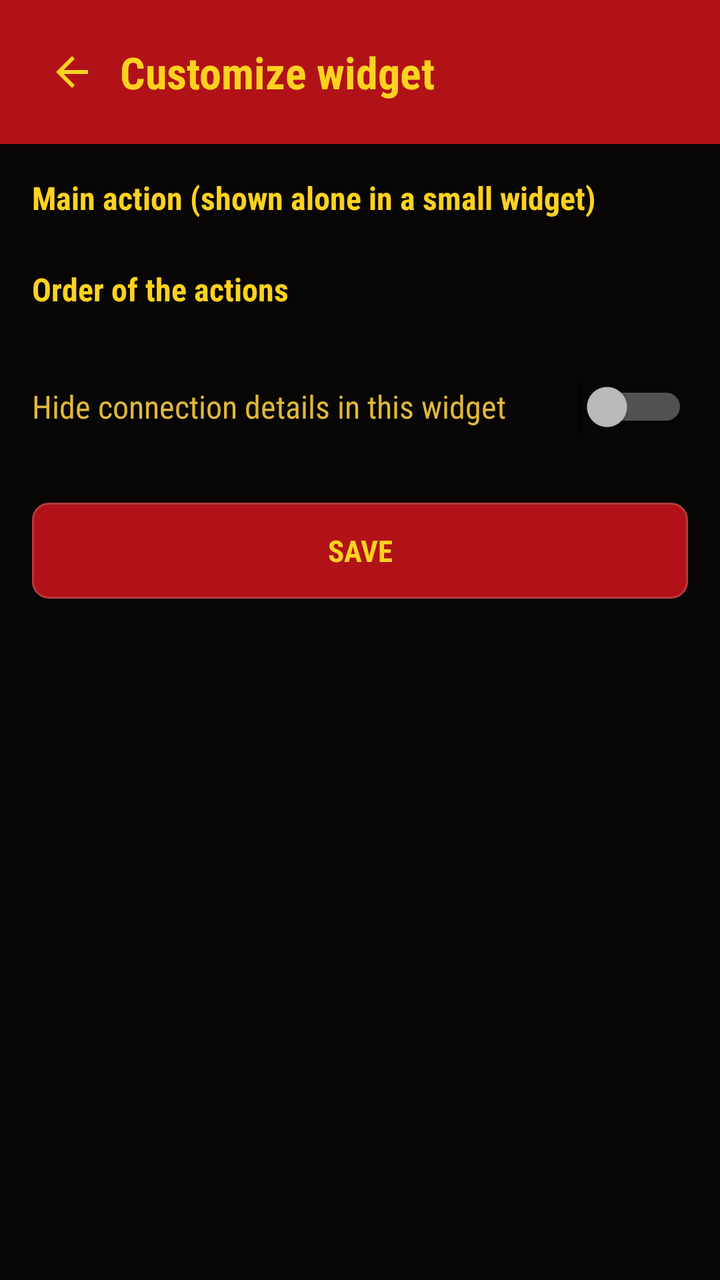
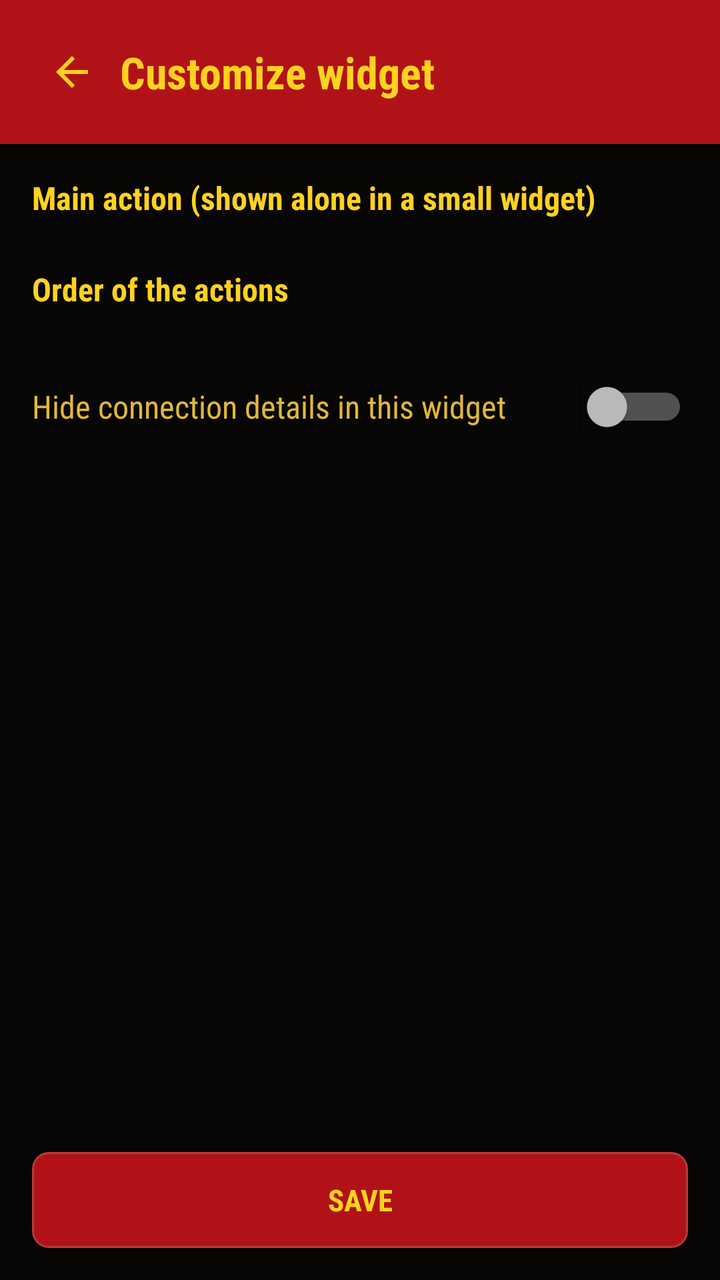

Compare the two renders of this Android layout. The source of the first and the diff that turns it into the second are given below.
<!-- AndroidManifest.xml: application theme Theme.KeepADB -->
<!-- res/layout/activity_widget_config.xml -->
<?xml version="1.0" encoding="utf-8"?>
<LinearLayout xmlns:android="http://schemas.android.com/apk/res/android"
    android:layout_width="match_parent"
    android:layout_height="match_parent"
    android:background="@color/ground"
    android:orientation="vertical">

    
    <LinearLayout
        android:id="@+id/header_bar"
        android:layout_width="match_parent"
        android:layout_height="wrap_content"
        android:background="@color/banner_red"
        android:elevation="4dp"
        android:gravity="center_vertical"
        android:orientation="horizontal"
        android:padding="12dp">

        <ImageButton
            android:id="@+id/btn_back"
            android:layout_width="48dp"
            android:layout_height="48dp"
            android:background="@drawable/bg_btn_header"
            android:contentDescription="@string/back"
            android:padding="12dp"
            android:src="@drawable/ic_arrow_back" />

        <TextView
            android:layout_width="0dp"
            android:layout_height="wrap_content"
            android:layout_weight="1"
            android:accessibilityHeading="true"
            android:fontFamily="sans-serif-condensed"
            android:text="@string/widget_config_title"
            android:textColor="@color/title_yellow"
            android:textSize="22sp"
            android:textStyle="bold" />
    </LinearLayout>

    <ScrollView
        android:id="@+id/widget_config_scroll"
        android:layout_width="match_parent"
        android:layout_height="0dp"
        android:layout_weight="1"
        android:fillViewport="true">

        <LinearLayout
            android:layout_width="match_parent"
            android:layout_height="wrap_content"
            android:orientation="vertical"
            android:padding="16dp">

            <TextView
                android:layout_width="match_parent"
                android:layout_height="wrap_content"
                android:accessibilityHeading="true"
                android:fontFamily="sans-serif-condensed"
                android:text="@string/widget_config_primary"
                android:textColor="@color/title_yellow"
                android:textSize="16sp"
                android:textStyle="bold" />

            
            <RadioGroup
                android:id="@+id/widget_config_primary"
                android:layout_width="match_parent"
                android:layout_height="wrap_content"
                android:layout_marginTop="4dp"
                android:orientation="vertical" />

            <TextView
                android:layout_width="match_parent"
                android:layout_height="wrap_content"
                android:layout_marginTop="20dp"
                android:accessibilityHeading="true"
                android:fontFamily="sans-serif-condensed"
                android:text="@string/widget_config_order"
                android:textColor="@color/title_yellow"
                android:textSize="16sp"
                android:textStyle="bold" />

            
            <LinearLayout
                android:id="@+id/widget_config_order_rows"
                android:layout_width="match_parent"
                android:layout_height="wrap_content"
                android:layout_marginTop="4dp"
                android:orientation="vertical" />

            <Switch
                android:id="@+id/widget_config_hide_details"
                android:layout_width="match_parent"
                android:layout_height="wrap_content"
                android:layout_marginTop="20dp"
                android:fontFamily="sans-serif-condensed"
                android:minHeight="48dp"
                android:text="@string/widget_config_hide_details"
                android:textColor="@color/text_yellow"
                android:textSize="16sp" />

            <TextView
                android:id="@+id/widget_config_hide_details_note"
                android:layout_width="match_parent"
                android:layout_height="wrap_content"
                android:fontFamily="sans-serif"
                android:text="@string/widget_config_hide_details_global"
                android:textColor="@color/night_muted"
                android:textSize="13sp"
                android:visibility="gone" />

            <Button
                android:id="@+id/widget_config_save"
                android:layout_width="match_parent"
                android:layout_height="wrap_content"
                android:layout_marginTop="24dp"
                android:text="@string/widget_config_save"
                style="@style/Widget.KeepADB.Button.Primary" />
        </LinearLayout>
    </ScrollView>
</LinearLayout>
<!-- resources referenced by this layout -->
<resources>
  <color name="banner_red">#B11218</color>
  <color name="ground">#080604</color>
  <color name="night_muted">#A79B8C</color>
  <color name="text_yellow">#E0B83A</color>
  <color name="title_yellow">#FFD21F</color>
  <!-- drawable bg_btn_header (drawable) -->
  <?xml version="1.0" encoding="utf-8"?>
  <selector xmlns:android="http://schemas.android.com/apk/res/android">
      <item android:state_pressed="true">
          <shape>
              <solid android:color="@color/primary_red" />
              <corners android:radius="@dimen/radius_small" />
          </shape>
      </item>
      <item android:state_focused="true">
          <shape>
              <solid android:color="@color/primary_red" />
              <stroke android:width="1dp" android:color="@color/title_yellow" />
              <corners android:radius="@dimen/radius_small" />
          </shape>
      </item>
      <item>
          <shape>
              <solid android:color="@android:color/transparent" />
              <corners android:radius="@dimen/radius_small" />
          </shape>
      </item>
  </selector>
  <!-- drawable ic_arrow_back (drawable) -->
  <?xml version="1.0" encoding="utf-8"?>
  <vector xmlns:android="http://schemas.android.com/apk/res/android"
      android:autoMirrored="true"
      android:width="24dp"
      android:height="24dp"
      android:viewportWidth="24"
      android:viewportHeight="24"
      android:tint="@color/title_yellow">
      <path
          android:fillColor="@android:color/white"
          android:pathData="M20,11H7.83l5.59,-5.59L12,4l-8,8 8,8 1.41,-1.41L7.83,13H20v-2z" />
  </vector>
  <string name="back">Back</string>
  <string name="widget_config_hide_details">Hide connection details in this widget</string>
  <string name="widget_config_hide_details_global">The widget privacy setting already hides the details in every widget.</string>
  <string name="widget_config_order">Order of the actions</string>
  <string name="widget_config_primary">Main action (shown alone in a small widget)</string>
  <string name="widget_config_save">Save</string>
  <string name="widget_config_title">Customize widget</string>
  <style name="Widget.KeepADB.Button.Primary">
          <item name="android:background">@drawable/bg_btn_primary</item>
          <item name="android:textColor">@color/btn_text_primary</item>
      </style>
  <style name="Theme.KeepADB" parent="android:style/Theme.Material.NoActionBar">
          <item name="android:fontFamily">sans-serif</item>
          <item name="android:windowBackground">@color/ground</item>
          <item name="android:colorAccent">@color/title_yellow</item>
          <item name="android:colorControlActivated">@color/title_yellow</item>
          <item name="android:colorControlHighlight">@color/border_red</item>
          <item name="android:navigationBarColor">@color/ground</item>
          <item name="android:statusBarColor">@color/banner_red</item>
          <item name="android:windowLightStatusBar">false</item>
          <item name="android:textColorPrimary">@color/night_text</item>
          <item name="android:textColorSecondary">@color/night_muted</item>
      </style>
  <color name="primary_red">#D01822</color>
  <dimen name="radius_small">4dp</dimen>
  <color name="border_red">#B83A3E</color>
  <color name="night_text">#EDE6DC</color>
  <color name="panel">#14100D</color>
  <color name="muted_red">#7F1718</color>
  <dimen name="radius_control">8dp</dimen>
  <color name="bright_yellow">#FFE15A</color>
  <!-- unchanged entries left out for length: 1 -->
</resources>

<!-- the commit's change to res/layout/activity_widget_config.xml (unified diff, before → after) -->
@@ -36,6 +36,14 @@
             android:textSize="22sp"
             android:textStyle="bold" />
     </LinearLayout>
+
+    
+    <LinearLayout
+        android:id="@+id/widget_config_body"
+        android:layout_width="match_parent"
+        android:layout_height="0dp"
+        android:layout_weight="1"
+        android:orientation="vertical">
 
     <ScrollView
         android:id="@+id/widget_config_scroll"
@@ -108,13 +116,18 @@
                 android:textSize="13sp"
                 android:visibility="gone" />
 
-            <Button
-                android:id="@+id/widget_config_save"
-                android:layout_width="match_parent"
-                android:layout_height="wrap_content"
-                android:layout_marginTop="24dp"
-                android:text="@string/widget_config_save"
-                style="@style/Widget.KeepADB.Button.Primary" />
         </LinearLayout>
     </ScrollView>
+
+        <Button
+            android:id="@+id/widget_config_save"
+            style="@style/Widget.KeepADB.Button.Primary"
+            android:layout_width="match_parent"
+            android:layout_height="wrap_content"
+            android:layout_marginStart="16dp"
+            android:layout_marginTop="8dp"
+            android:layout_marginEnd="16dp"
+            android:layout_marginBottom="16dp"
+            android:text="@string/widget_config_save" />
+    </LinearLayout>
 </LinearLayout>
